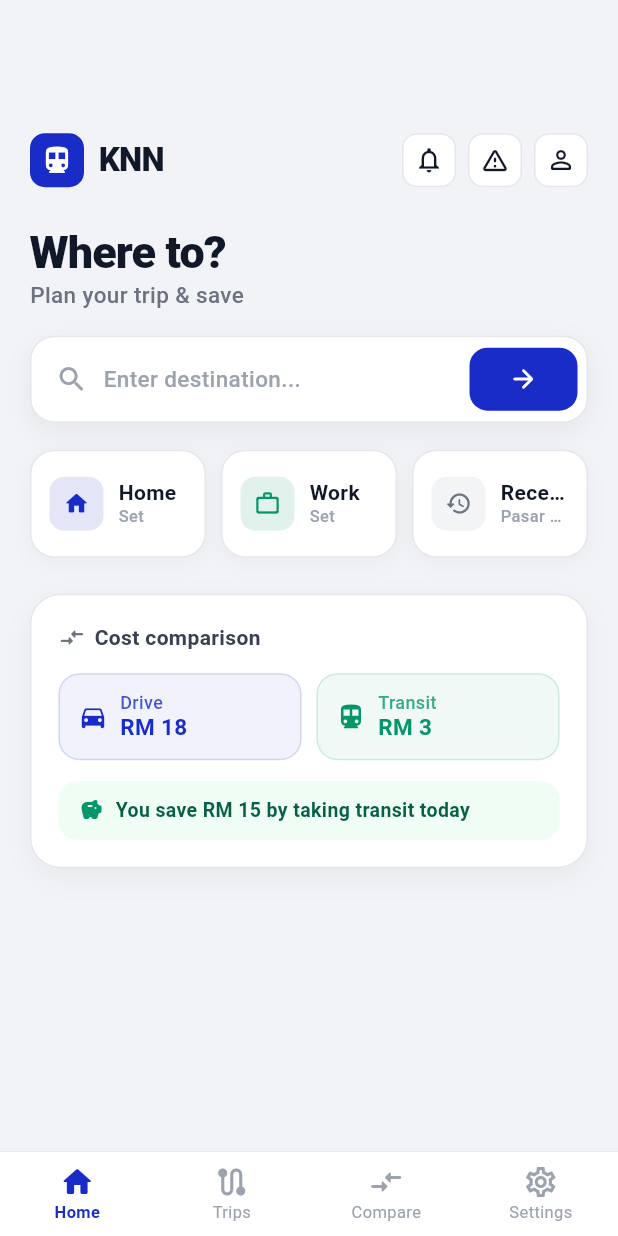
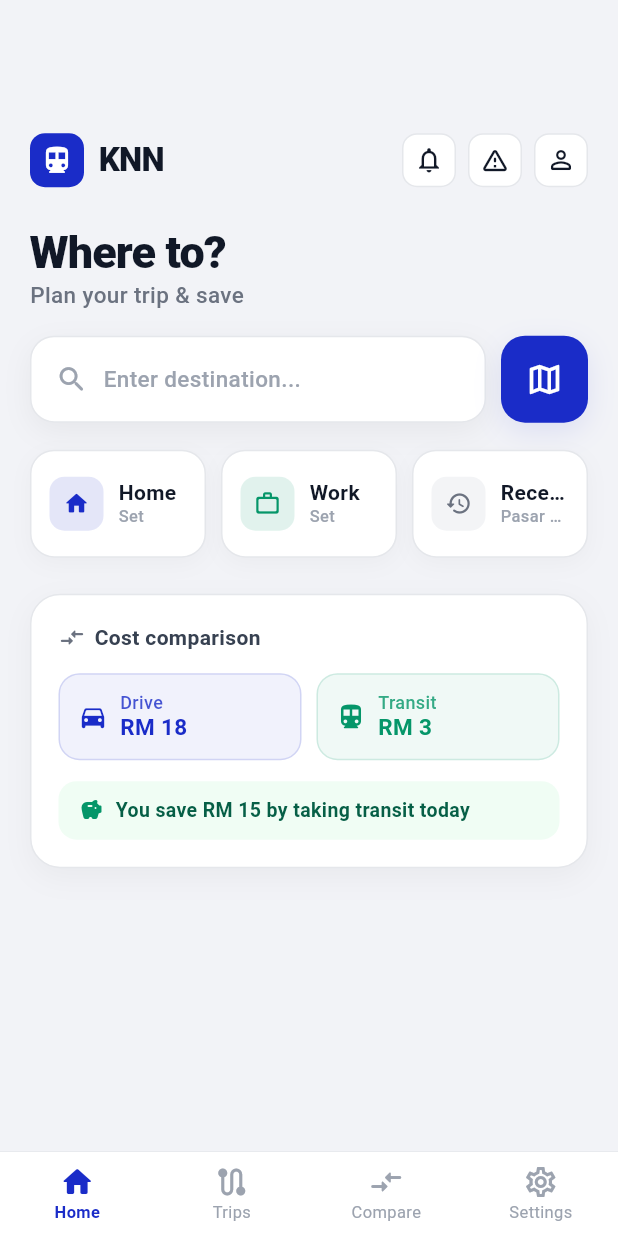
Before and after one commit to Brazela/KNN, a Flutter app: the screen it shows after launch, on a phone screen of 412 x 824 dp. Run offline on Flutter 3.47's test engine with Material 3 defaults, Android fonts, the phone set to English and light mode, and no system bars; our stand-ins replace geolocator, google_maps_flutter; missing offline and left inert: flutter_polyline_points, gtfs_realtime_bindings.

Commit message:
Fixed some UI thingy

```diff
--- a/lib/screens/homepage.dart
+++ b/lib/screens/homepage.dart
@@ -7,6 +7,7 @@ import '../providers/providers.dart';
 import '../services/services.dart';
 import '../utils/constants.dart';
 import '../widgets/widgets.dart';
+import 'search_destination.dart';
 
 /// Root homepage for the KNN Commute app.
 ///
@@ -225,9 +226,15 @@ class _HeroSearch extends StatelessWidget {
           ),
         ),
         const SizedBox(height: 18),
-        GestureDetector(
+        Row(
+          children: [
+            // Search text area — tap to go to search destination page.
+            Expanded(
+              child: GestureDetector(
                 onTap: () {
-            Navigator.of(context).pushNamed(AppRoutes.searchDestination);
+                  Navigator.of(context).pushNamed(
+                    AppRoutes.searchDestination,
+                  );
                 },
                 child: Container(
                   height: 58,
@@ -262,25 +269,45 @@ class _HeroSearch extends StatelessWidget {
                           ),
                         ),
                       ),
-                Container(
-                  width: 72,
-                  height: 42,
-                  margin: const EdgeInsets.only(right: 6),
+                    ],
+                  ),
+                ),
+              ),
+            ),
+            const SizedBox(width: 10),
+            // Map icon — tap to pin a location on the map.
+            GestureDetector(
+              onTap: () {
+                Navigator.of(context).push(
+                  MaterialPageRoute(
+                    builder: (_) => const SearchDestinationPage(
+                      openMapPicker: true,
+                    ),
+                  ),
+                );
+              },
+              child: Container(
+                width: 58,
+                height: 58,
                 decoration: BoxDecoration(
                   color: AppColors.primary,
-                    borderRadius: BorderRadius.circular(12),
+                  borderRadius: BorderRadius.circular(16),
+                  boxShadow: const [
+                    BoxShadow(
+                      color: Color(0x1A1A2CC8),
+                      blurRadius: 16,
+                      offset: Offset(0, 6),
                     ),
-                  child: const Center(
-                    child: Icon(
-                      Icons.arrow_forward_rounded,
+                  ],
+                ),
+                child: const Icon(
+                  Icons.map_outlined,
                   color: Colors.white,
-                      size: 20,
+                  size: 26,
                 ),
               ),
             ),
           ],
-            ),
-          ),
         ),
       ],
     );
```
Also changed, not shown: lib/screens/search_destination.dart (+24 -1 lines). Lines whose indentation alone changed are shown as unchanged.
